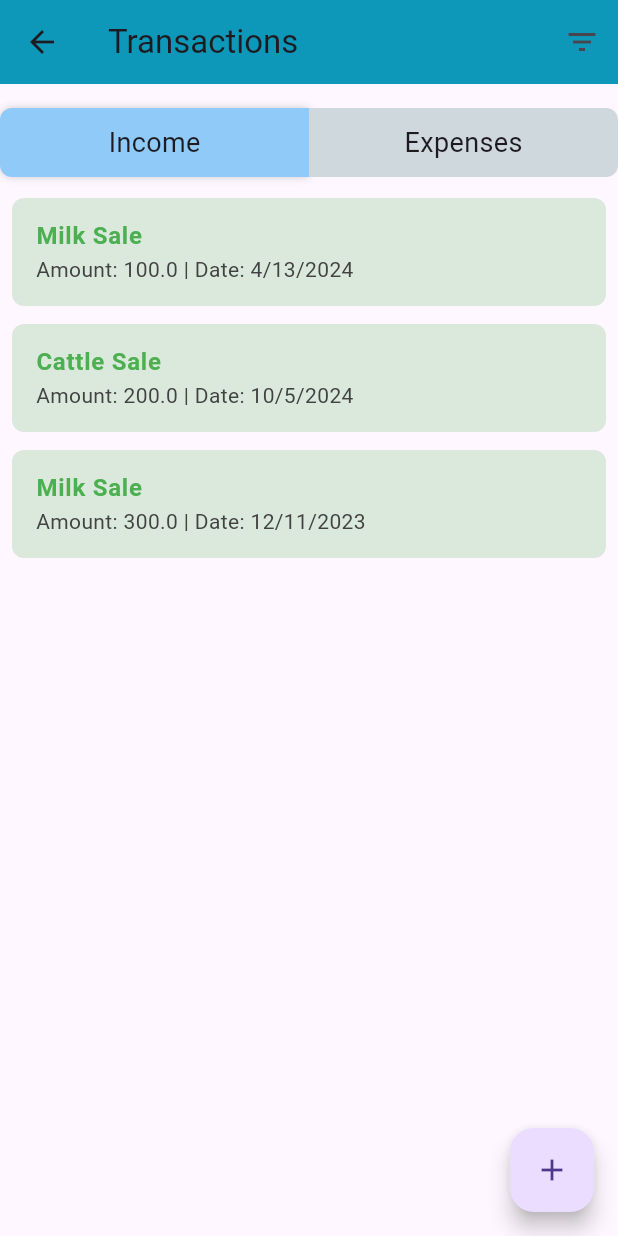
After one commit to mrsushilkumar/DEP24-P20-DairyMgmtApp, a Flutter app: the TransactionPage screen opened directly, on a phone screen of 412 x 824 dp. The commit adds this screen. Run offline on Flutter 3.47's test engine with Material 3 defaults, Android fonts, the phone set to English and light mode, and no system bars; our stand-ins replace cloud_firestore, firebase_auth, firebase_core; missing offline and left inert: email_otp; accounts and stored records are empty.

Commit message:
Made the transaction section which includes managing income and expenses.
Made the transaction section which includes managing income and expenses.

```diff
--- a/farm_expense_mangement_app/lib/screens/home/homepage.dart
+++ b/farm_expense_mangement_app/lib/screens/home/homepage.dart
@@ -3,6 +3,7 @@ import 'package:farm_expense_mangement_app/screens/home/animallist.dart';
 import 'package:flutter/material.dart';
 // import '../wrappers/wrapperhome.dart';
 import 'milkavgpage.dart';
+import 'transactions.dart';
 
 
 // final listCattle = [
@@ -193,7 +194,7 @@ class _HomePageState extends State<HomePage> {
                     dryCowsColor,
                         () => Navigator.push(
                       context,
-                      MaterialPageRoute(builder: (context) =>  const DryCowsPage()),
+                      MaterialPageRoute(builder: (context) =>  TransactionPage()),
                     ),
                   ),
                 ),
--- /dev/null
+++ b/farm_expense_mangement_app/lib/screens/home/transactions.dart
@@ -0,0 +1,225 @@
+import 'package:flutter/material.dart';
+import 'package:intl/intl.dart';
+import 'income.dart';
+import 'expenses.dart';
+
+class Transaction {
+  final String category;
+  final double amount;
+  final DateTime date;
+
+  Transaction({required this.category, required this.amount, required this.date});
+}
+
+class TransactionPage extends StatefulWidget {
+  @override
+  _TransactionPageState createState() => _TransactionPageState();
+}
+
+class _TransactionPageState extends State<TransactionPage> {
+  bool showIncome = true;
+  List<Transaction> incomeTransactions = [
+    Transaction(category: 'Milk Sale', amount: 100.0, date: DateTime(2024, 4, 13),),
+    Transaction(category: 'Cattle Sale', amount: 200.0, date: DateTime(2024, 10, 5)),
+    Transaction(category: 'Milk Sale', amount: 300.0, date: DateTime(2023,12,11)),
+    // Add more income transactions as needed
+  ];
+  List<Transaction> expenseTransactions =[
+    Transaction(category: 'Feed', amount: 100.0, date: DateTime(2022,12,6)),
+    Transaction(category: 'Veterinary', amount: 200.0, date: DateTime(2023,6,19)),
+    Transaction(category: 'Labor Costs', amount: 300.0, date: DateTime(2024,4,8)),
+    Transaction(category: 'Equipment and Machinery', amount: 300.0, date: DateTime(2024,4,8)),
+    // Add more income transactions as needed
+  ];
+  DateTime? selectedStartDate;
+  DateTime? selectedEndDate;
+  // Function to filter transactions based on the selected date range
+  List<Transaction> filterTransactionsByDate(List<Transaction> transactions) {
+    if (selectedStartDate == null || selectedEndDate == null) {
+      return transactions;
+    }
+    return transactions.where((transaction) {
+      return transaction.date.isAfter(selectedStartDate!) && transaction.date.isBefore(selectedEndDate!);
+    }).toList();
+  }
+
+  @override
+  Widget build(BuildContext context) {
+    List<Transaction> currentTransactions = showIncome ? incomeTransactions : expenseTransactions;
+    currentTransactions = filterTransactionsByDate(currentTransactions);
+
+    return Scaffold(
+      appBar: AppBar(
+        backgroundColor: const Color.fromRGBO(13, 152, 186, 1.0),
+        title: Text('Transactions'),
+        leading: IconButton(
+          icon: Icon(Icons.arrow_back),
+          onPressed: () {
+            Navigator.pop(context);
+          },
+        ),
+        actions: [
+          // IconButton(
+          //   icon: Icon(Icons.search),
+          //   onPressed: () {
+          //     // Implement search functionality
+          //   },
+          // ),
+          IconButton(
+            icon: Icon(Icons.filter_list_outlined),
+            onPressed: () async {
+              await _showDateRangePicker(context);
+              setState(() {});
+            },
+          ),
+        Visibility(
+          visible: selectedStartDate != null || selectedEndDate != null,
+            child:  IconButton(
+              icon: Icon(Icons.clear),
+              onPressed: () {
+                setState(() {
+                  selectedStartDate = null;
+                  selectedEndDate = null;
+                });
+              },
+            ),
+        )
+
+        ],
+      ),
+      body: Column(
+        children: [
+          Padding(
+            padding: const EdgeInsets.fromLTRB(0, 8, 0, 8),
+            child: Row(
+              children: [
+                Expanded(
+                  child: GestureDetector(
+                    onTap: () {
+                      setState(() {
+                        showIncome = true;
+                      });
+                    },
+                    child: Container(
+                      padding: EdgeInsets.all(10),
+                      margin: EdgeInsets.only(top: 8),
+                      decoration: BoxDecoration(
+                        color: showIncome ? Colors.blue[200] : Colors.blueGrey[100],
+                        borderRadius: BorderRadius.only(
+                          topLeft: Radius.circular(8),
+                          bottomLeft: Radius.circular(8),
+                        ),
+                        boxShadow: showIncome ? [BoxShadow(color: Colors.grey.withOpacity(0.5), blurRadius: 4)] : [],
+                      ),
+                      child: Center(
+                        child: Text(
+                          'Income',
+                          style: TextStyle(fontSize: 18),
+                        ),
+                      ),
+                    ),
+                  ),
+                ),
+                Expanded(
+                  child: GestureDetector(
+                    onTap: () {
+                      setState(() {
+                        showIncome = false;
+                      });
+                    },
+                    child: Container(
+                      padding: EdgeInsets.all(10),
+                      margin: EdgeInsets.only(top: 8),
+                      decoration: BoxDecoration(
+                        color: showIncome ? Colors.blueGrey[100] : Colors.blue[200],
+                        borderRadius: BorderRadius.only(
+                          topRight: Radius.circular(8),
+                          bottomRight: Radius.circular(8),
+                        ),
+                        boxShadow: showIncome ? [] : [BoxShadow(color: Colors.grey.withOpacity(0.5), blurRadius: 4)],
+                      ),
+                      child: Center(
+                        child: Text(
+                          'Expenses',
+                          style: TextStyle(fontSize: 18),
+                        ),
+                      ),
+                    ),
+                  ),
+                ),
+              ],
+            ),
+          ),
+          Expanded(
+            child: ListView.builder(
+              itemCount: currentTransactions.length,
+              itemBuilder: (context, index) {
+                // Get the current transaction
+                Transaction transaction = currentTransactions[index];
+
+                // Define a color based on the transaction type (income or expense)
+                Color tileColor = showIncome ? Colors.green.shade500 : Colors.red.shade300;
+
+                return Padding(
+                  padding: const EdgeInsets.fromLTRB(8.0,2,8,2),
+                  child: Container(
+                    margin: EdgeInsets.symmetric(vertical: 4.0),
+                    decoration: BoxDecoration(
+                      color: tileColor.withOpacity(0.2), // Set background color with opacity
+                      borderRadius: BorderRadius.circular(8.0), // Add border radius for rounded corners
+                    ),
+                    child: ListTile(
+                      title: Text(
+                        transaction.category,
+                        style: TextStyle(
+                          color: tileColor, // Set text color to match background color
+                          fontWeight: FontWeight.bold,
+                        ),
+                      ),
+                      subtitle: Text(
+                        'Amount: ${transaction.amount.toString()} | Date: ${DateFormat.yMd().format(transaction.date)}',
+                        style: TextStyle(
+                          color: Colors.grey[800], // Set text color for subtitle
+                        ),
+                      ),
+                      // Customize this with your actual transaction data
+                    ),
+                  ),
+                );
+              },
+            ),
+          ),
+
+        ],
+      ),
+      floatingActionButton: FloatingActionButton(
+        onPressed: () {
+          // _showAddTransactionDialog(context);
+          Navigator.push(
+            context,
+           MaterialPageRoute(builder: (context) => showIncome? AddIncome() : AddExpenses()),
+          );
+        },
+        tooltip: 'Add Transaction',
+        child: Icon(Icons.add),
+      ),
+    );
+  }
+// Function to show date range picker
+  Future<void> _showDateRangePicker(BuildContext context) async {
+    final picked = await showDateRangePicker(
+      context: context,
+      firstDate: DateTime(2000),
+      lastDate: DateTime.now(),
+      initialDateRange: selectedStartDate != null && selectedEndDate != null
+          ? DateTimeRange(start: selectedStartDate!, end: selectedEndDate!)
+          : null,
+    );
+    if (picked != null) {
+      selectedStartDate = picked.start;
+      selectedEndDate = picked.end;
+    }
+  }
+
+
+}
```
Also changed, not shown: farm_expense_mangement_app/lib/screens/home/expenses.dart (added, +174 -0 lines), farm_expense_mangement_app/lib/screens/home/income.dart (added, +172 -0 lines).
